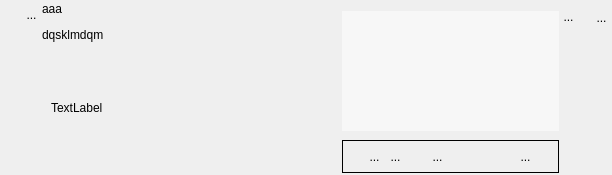
The window that UiQT5/desWidgetPlusieursTuple.ui (SalomePlatform/eficas_tools) describes before a commit, drawn with Qt 5.
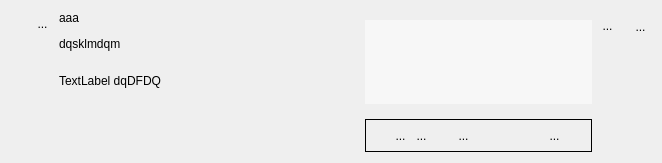
The same window after the commit. Icons and pictures are not drawn. Custom widgets are drawn as their Qt base class.

Patch:
```diff
--- a/UiQT5/desWidgetPlusieursTuple.ui
+++ b/UiQT5/desWidgetPlusieursTuple.ui
@@ -6,12 +6,12 @@
    <rect>
     <x>0</x>
     <y>0</y>
-    <width>612</width>
-    <height>175</height>
+    <width>662</width>
+    <height>163</height>
    </rect>
   </property>
   <property name="sizePolicy">
-   <sizepolicy hsizetype="Preferred" vsizetype="MinimumExpanding">
+   <sizepolicy hsizetype="Preferred" vsizetype="Expanding">
     <horstretch>0</horstretch>
     <verstretch>0</verstretch>
    </sizepolicy>
@@ -26,21 +26,6 @@
    <string>Form</string>
   </property>
   <layout class="QHBoxLayout" name="horizontalLayout_2">
-   <property name="spacing">
-    <number>0</number>
-   </property>
-   <property name="leftMargin">
-    <number>0</number>
-   </property>
-   <property name="topMargin">
-    <number>2</number>
-   </property>
-   <property name="rightMargin">
-    <number>0</number>
-   </property>
-   <property name="bottomMargin">
-    <number>2</number>
-   </property>
    <item>
     <layout class="QVBoxLayout" name="verticalLayout_5">
      <item>
@@ -169,53 +154,28 @@
       </widget>
      </item>
      <item>
-      <widget class="QScrollArea" name="scrollArea_2">
+      <widget class="QLabel" name="monCommentaireLabel">
        <property name="sizePolicy">
         <sizepolicy hsizetype="Fixed" vsizetype="Expanding">
          <horstretch>0</horstretch>
          <verstretch>0</verstretch>
         </sizepolicy>
        </property>
-       <property name="frameShape">
-        <enum>QFrame::NoFrame</enum>
+       <property name="minimumSize">
+        <size>
+         <width>300</width>
+         <height>0</height>
+        </size>
        </property>
-       <property name="frameShadow">
-        <enum>QFrame::Plain</enum>
+       <property name="maximumSize">
+        <size>
+         <width>300</width>
+         <height>16777215</height>
+        </size>
        </property>
-       <property name="widgetResizable">
-        <bool>true</bool>
+       <property name="text">
+        <string>&lt;html&gt;&lt;head/&gt;&lt;body&gt;&lt;p&gt;TextLabel     dqDFDQ&lt;/p&gt;&lt;p&gt;&lt;br/&gt;&lt;/p&gt;&lt;/body&gt;&lt;/html&gt;</string>
        </property>
-       <widget class="QWidget" name="scrollAreaWidgetContents">
-        <property name="geometry">
-         <rect>
-          <x>0</x>
-          <y>0</y>
-          <width>82</width>
-          <height>111</height>
-         </rect>
-        </property>
-        <property name="sizePolicy">
-         <sizepolicy hsizetype="Fixed" vsizetype="Preferred">
-          <horstretch>0</horstretch>
-          <verstretch>0</verstretch>
-         </sizepolicy>
-        </property>
-        <layout class="QVBoxLayout" name="verticalLayout_7">
-         <item>
-          <widget class="QLabel" name="monCommentaireLabel">
-           <property name="sizePolicy">
-            <sizepolicy hsizetype="MinimumExpanding" vsizetype="MinimumExpanding">
-             <horstretch>0</horstretch>
-             <verstretch>0</verstretch>
-            </sizepolicy>
-           </property>
-           <property name="text">
-            <string>TextLabel</string>
-           </property>
-          </widget>
-         </item>
-        </layout>
-       </widget>
       </widget>
      </item>
     </layout>
@@ -262,8 +222,8 @@
             <rect>
              <x>0</x>
              <y>0</y>
-             <width>197</width>
-             <height>110</height>
+             <width>211</width>
+             <height>84</height>
             </rect>
            </property>
            <property name="sizePolicy">
```
